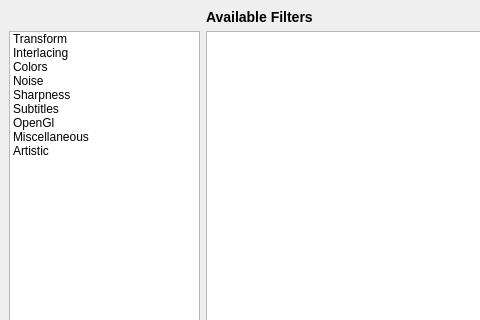
Above: avidemux/qt4/ADM_userInterfaces/ADM_filters/mainfilter.ui from mean00/avidemux2 before the change; both pictures show x 0 to 480 and y 0 to 320 of the 913 by 500 pixel window. Below: the same form after it.
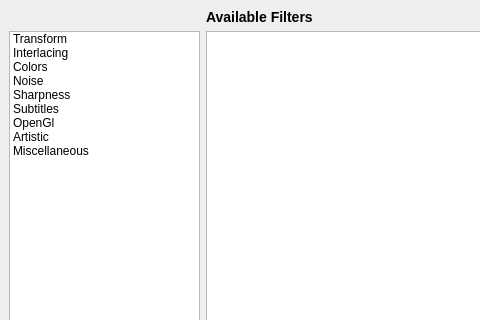
That is the form after the change. Icons and pictures are not drawn.

Commit message: [artFilter] New category icon & moved prior Misc. category

Patch:
```diff
--- a/avidemux/qt4/ADM_userInterfaces/ADM_filters/mainfilter.ui
+++ b/avidemux/qt4/ADM_userInterfaces/ADM_filters/mainfilter.ui
@@ -168,7 +168,7 @@
        </item>
        <item>
         <property name="text">
-         <string>Miscellaneous</string>
+         <string>Artistic</string>
         </property>
         <property name="icon">
          <iconset resource="filter.qrc">
@@ -177,7 +177,7 @@
        </item>
        <item>
         <property name="text">
-         <string>Artistic</string>
+         <string>Miscellaneous</string>
         </property>
         <property name="icon">
          <iconset resource="filter.qrc">
```
Left out of the diff: 4 changed lines with no effect on the pictures. The commit also changes 2 other files.
